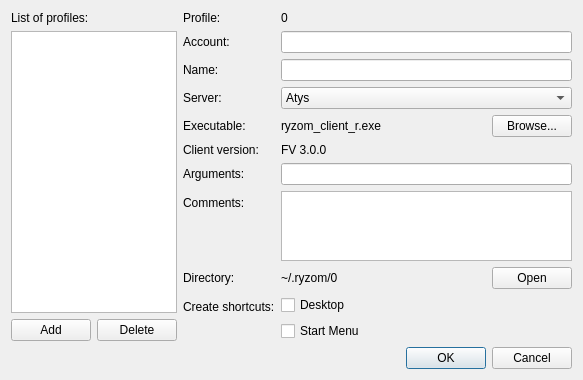
This is code/ryzom/tools/client/ryzom_installer/ui/profiles.ui in ryzom/ryzomcore as Qt 5 draws it before an edit. The edited form follows.
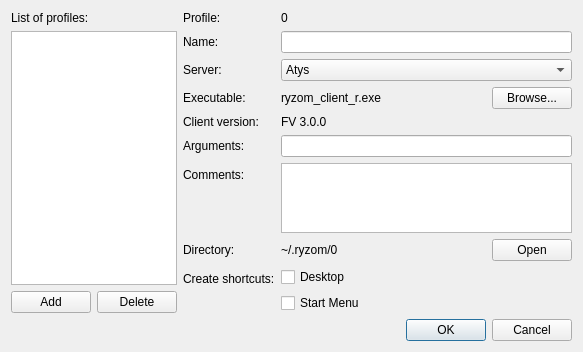
This is the edited form.

Commit message:
Changed: Removed account option
branch : develop

Diff of the .ui file:
```diff
--- a/code/ryzom/tools/client/ryzom_installer/ui/profiles.ui
+++ b/code/ryzom/tools/client/ryzom_installer/ui/profiles.ui
@@ -7,7 +7,7 @@
     <x>0</x>
     <y>0</y>
     <width>583</width>
-    <height>368</height>
+    <height>348</height>
    </rect>
   </property>
   <property name="windowTitle">
@@ -81,33 +81,23 @@
         </widget>
        </item>
        <item row="1" column="0">
-        <widget class="QLabel" name="accountLabel">
-         <property name="text">
-          <string>Account:</string>
-         </property>
-        </widget>
-       </item>
-       <item row="1" column="1">
-        <widget class="QLineEdit" name="accountEdit"/>
-       </item>
-       <item row="2" column="0">
         <widget class="QLabel" name="nameLabel">
          <property name="text">
           <string>Name:</string>
          </property>
         </widget>
        </item>
-       <item row="2" column="1">
+       <item row="1" column="1">
         <widget class="QLineEdit" name="nameEdit"/>
        </item>
-       <item row="3" column="0">
+       <item row="2" column="0">
         <widget class="QLabel" name="serverLabel">
          <property name="text">
           <string>Server:</string>
          </property>
         </widget>
        </item>
-       <item row="3" column="1">
+       <item row="2" column="1">
         <widget class="QComboBox" name="serverComboBox">
          <item>
           <property name="text">
@@ -121,14 +111,14 @@
          </item>
         </widget>
        </item>
-       <item row="4" column="0">
+       <item row="3" column="0">
         <widget class="QLabel" name="executableLabel">
          <property name="text">
           <string>Executable:</string>
          </property>
         </widget>
        </item>
-       <item row="4" column="1">
+       <item row="3" column="1">
         <layout class="QHBoxLayout" name="executableLayout" stretch="1,0">
          <item>
           <widget class="QLabel" name="executablePathLabel">
@@ -146,38 +136,38 @@
          </item>
         </layout>
        </item>
-       <item row="5" column="0">
+       <item row="4" column="0">
         <widget class="QLabel" name="clientVersionLabel">
          <property name="text">
           <string>Client version:</string>
          </property>
         </widget>
        </item>
-       <item row="5" column="1">
+       <item row="4" column="1">
         <widget class="QLabel" name="executableVersionLabel">
          <property name="text">
           <string>FV 3.0.0</string>
          </property>
         </widget>
        </item>
-       <item row="6" column="0">
+       <item row="5" column="0">
         <widget class="QLabel" name="argumentsLabel">
          <property name="text">
           <string>Arguments:</string>
          </property>
         </widget>
        </item>
-       <item row="6" column="1">
+       <item row="5" column="1">
         <widget class="QLineEdit" name="argumentsEdit"/>
        </item>
-       <item row="7" column="0">
+       <item row="6" column="0">
         <widget class="QLabel" name="commentsLabel">
          <property name="text">
           <string>Comments:</string>
          </property>
         </widget>
        </item>
-       <item row="7" column="1">
+       <item row="6" column="1">
         <widget class="QPlainTextEdit" name="commentsEdit">
          <property name="sizePolicy">
           <sizepolicy hsizetype="Expanding" vsizetype="Expanding">
@@ -187,14 +177,14 @@
          </property>
         </widget>
        </item>
-       <item row="8" column="0">
+       <item row="7" column="0">
         <widget class="QLabel" name="directoryLabel">
          <property name="text">
           <string>Directory:</string>
          </property>
         </widget>
        </item>
-       <item row="8" column="1">
+       <item row="7" column="1">
         <layout class="QHBoxLayout" name="horizontalLayout" stretch="1,0">
          <item>
           <widget class="QLabel" name="directoryPathLabel">
@@ -212,14 +202,14 @@
          </item>
         </layout>
        </item>
-       <item row="9" column="0">
+       <item row="8" column="0">
         <widget class="QLabel" name="shortcutsLabel">
          <property name="text">
           <string>Create shortcuts:</string>
          </property>
         </widget>
        </item>
-       <item row="9" column="1">
+       <item row="8" column="1">
         <layout class="QVBoxLayout" name="shortcutsLayout">
          <item>
           <widget class="QCheckBox" name="desktopShortcutCheckBox">
```
Left out of the diff: 1 changed line with no effect on the pictures. The commit also changes 3 other files.
